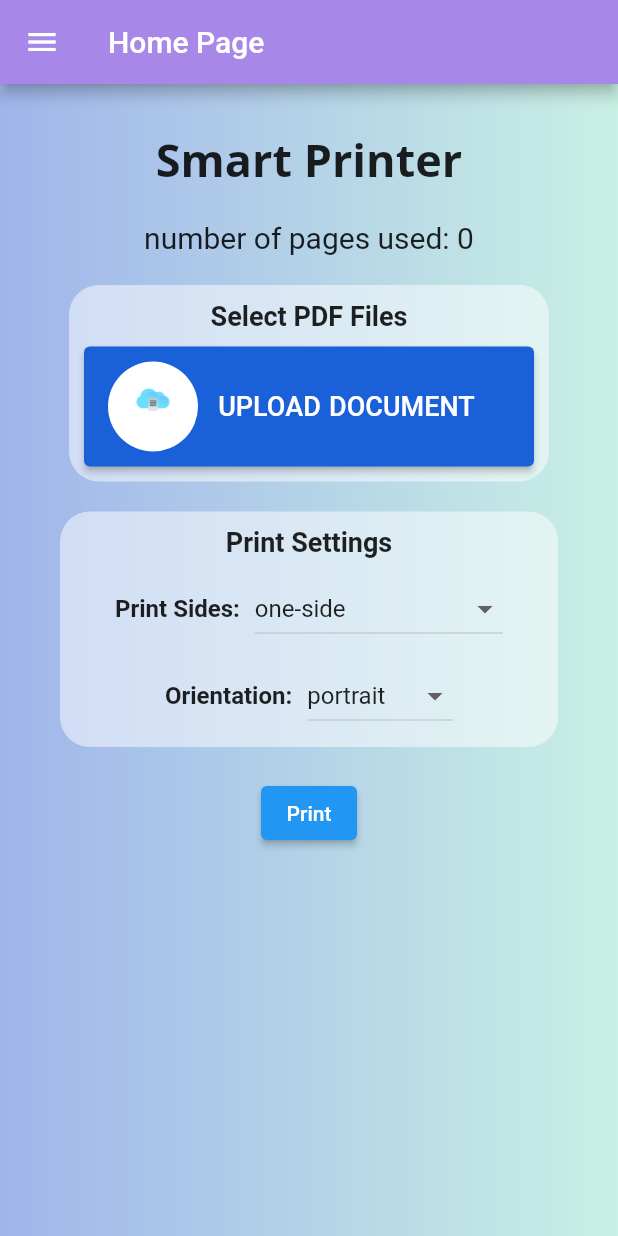
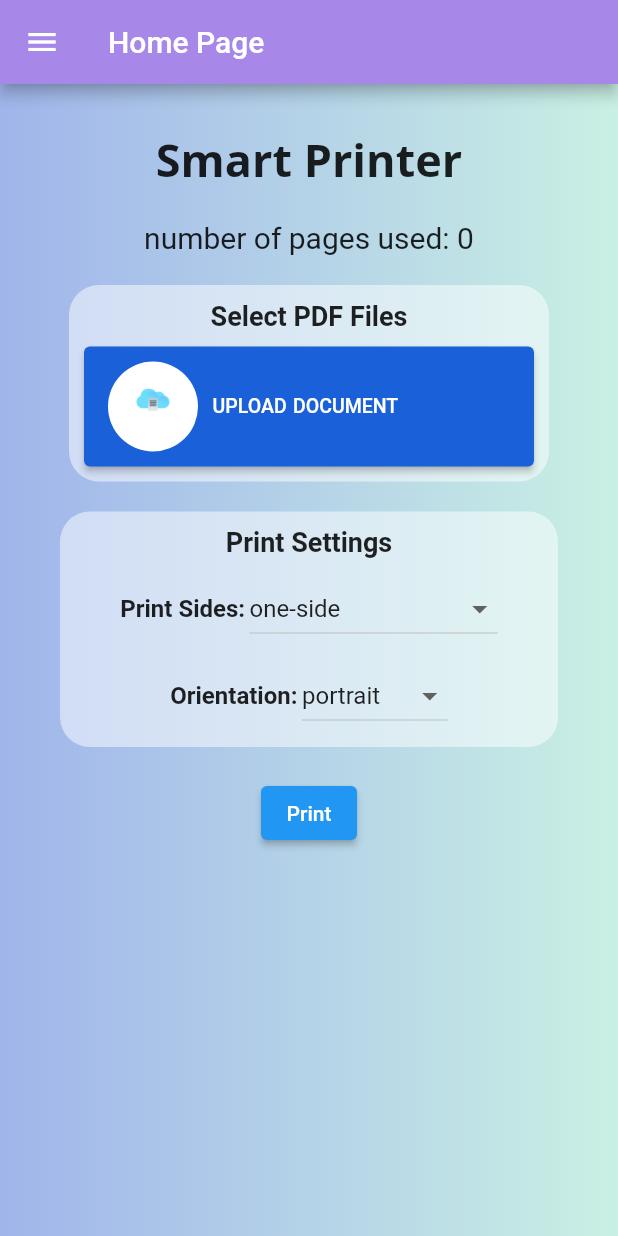
Before and after one commit to devanganaB/smart_printer, a Flutter app: the screen it shows once a user with an empty profile is signed in, on a phone screen of 412 x 824 dp. Run offline on Flutter 3.47's test engine with Material 2 defaults, Android fonts, the phone set to English and light mode, and no system bars; our stand-ins replace cloud_firestore, file_picker, firebase_auth, firebase_core, flutter_secure_storage, fluttertoast and 1 more; accounts and stored records are empty; Roboto replaces fonts that are missing (Open Sans, Times New Roman).

Commit message:
overflows managed

```diff
--- a/lib/Screens/HomePage.dart
+++ b/lib/Screens/HomePage.dart
@@ -236,7 +236,7 @@ class _HomePageState extends State<HomePage> {
                                 style: TextStyle(
                                     wordSpacing: 1,
                                     fontFamily: 'Times New Roman',
-                                    fontSize: 18))
+                                    fontSize: 13))
                           ],
                         ),
                       ),
@@ -328,7 +328,7 @@ class _HomePageState extends State<HomePage> {
                           style: TextStyle(
                               fontSize: 16, fontWeight: FontWeight.bold),
                         ),
-                        const SizedBox(width: 10),
+                        const SizedBox(width: 3),
                         DropdownButton<String>(
                           value: sides,
                           onChanged: (String? newValue) {
@@ -358,7 +358,7 @@ class _HomePageState extends State<HomePage> {
                           style: TextStyle(
                               fontSize: 16, fontWeight: FontWeight.bold),
                         ),
-                        const SizedBox(width: 10),
+                        const SizedBox(width: 3),
                         DropdownButton<String>(
                           value: orien,
                           onChanged: (String? newValue) {
```
